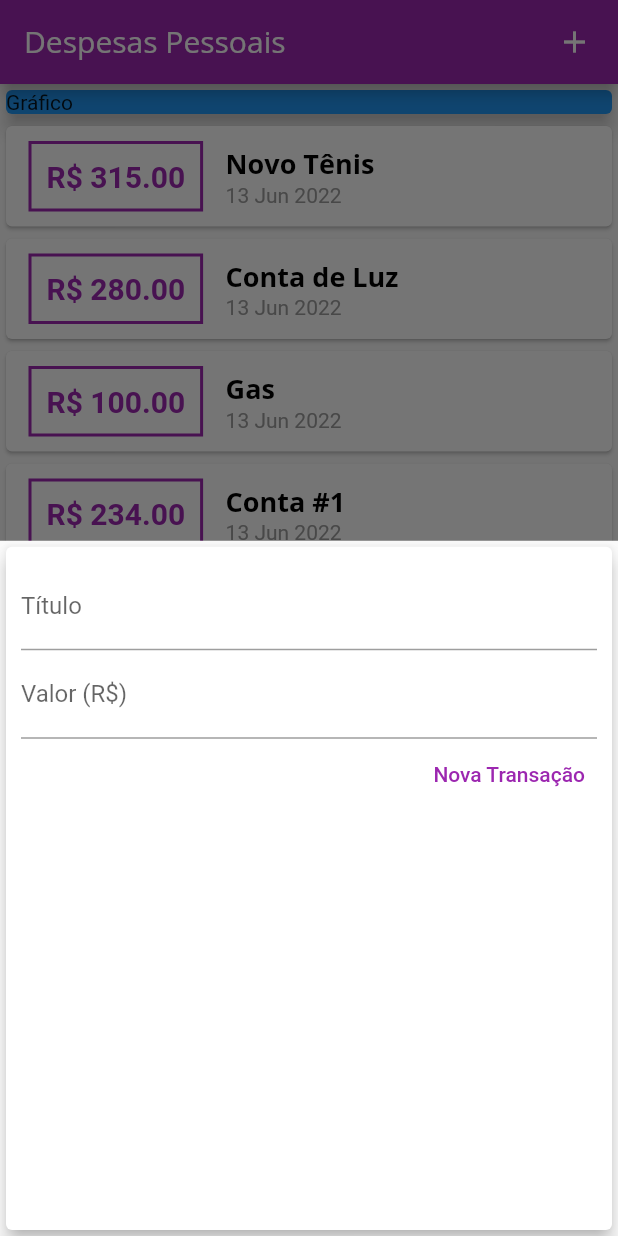
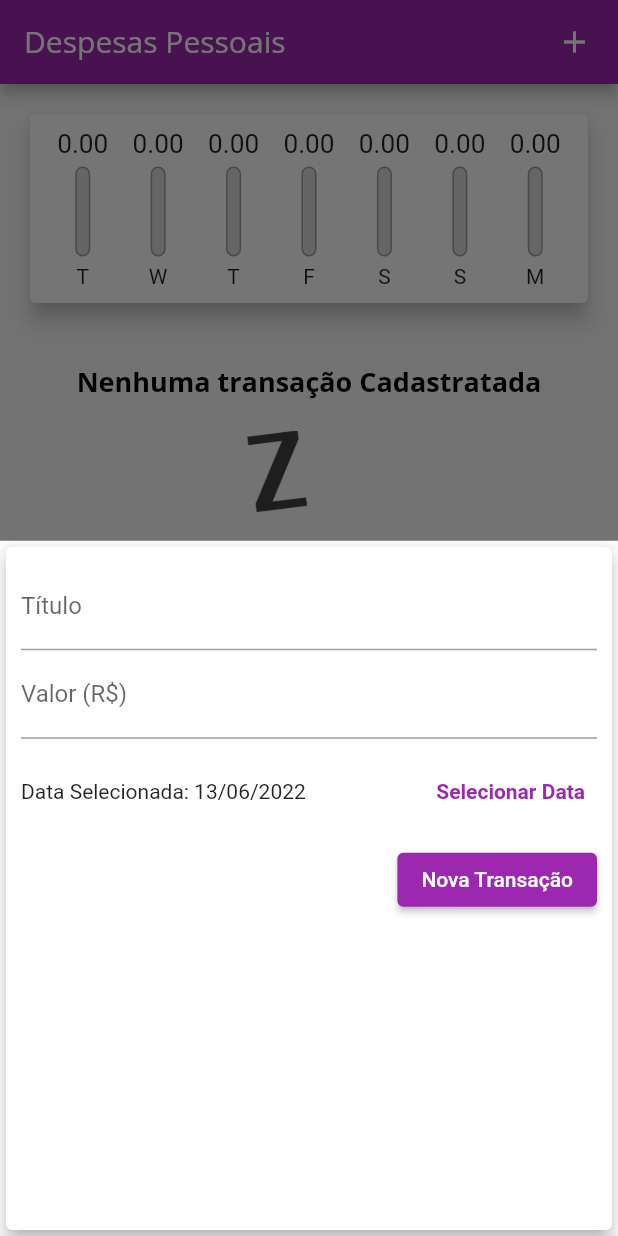
Before and after one commit to cxmarcelo/curso_udemy_expenses_flutter, a Flutter app: the screen it shows after launch, after a tap on the "add" icon, on a phone screen of 412 x 824 dp. Run offline on Flutter 3.47's test engine with Material 2 defaults, Android fonts, the phone set to English and light mode, and no system bars.

Commit message:
Modulo concludio

```diff
--- /dev/null
+++ b/lib/components/chart.dart
@@ -0,0 +1,68 @@
+import 'package:expenses/components/chart_bar.dart';
+import 'package:expenses/models/transaction.dart';
+import 'package:flutter/material.dart';
+import 'package:intl/intl.dart';
+
+class Chart extends StatelessWidget {
+  final List<Transaction> recentTransaction;
+
+  const Chart(this.recentTransaction, {Key? key}) : super(key: key);
+
+  List<Map<String, Object>> get groupedTransactions {
+    return List.generate(7, (index) {
+      final weekDay = DateTime.now().subtract(
+        Duration(days: index),
+      );
+
+      double totalSum = 0.0;
+
+      for (var i = 0; i < recentTransaction.length; i++) {
+        bool sameDay = recentTransaction[i].date.day == weekDay.day;
+        bool sameMonth = recentTransaction[i].date.month == weekDay.month;
+        bool sameYear = recentTransaction[i].date.year == weekDay.year;
+
+        if (sameDay && sameMonth && sameYear) {
+          totalSum += recentTransaction[i].value;
+        }
+      }
+
+      return {
+        "day": DateFormat.E().format(weekDay)[0],
+        "value": totalSum,
+      };
+    }).reversed.toList();
+  }
+
+  double get _weekTotalValue {
+    return groupedTransactions.fold(0.0, (sum, tr) {
+      return sum + (tr['value'] as double);
+    });
+  }
+
+  @override
+  Widget build(BuildContext context) {
+    groupedTransactions;
+    return Card(
+      elevation: 6,
+      margin: EdgeInsets.all(20),
+      child: Padding(
+        padding: const EdgeInsets.all(10.0),
+        child: Row(
+          mainAxisAlignment: MainAxisAlignment.spaceAround,
+          children: groupedTransactions.map((tr) {
+            return Flexible(
+              fit: FlexFit.tight,
+              child: ChartBar(
+                tr['day'].toString(),
+                tr['value'] as double,
+                _weekTotalValue == 0
+                    ? 0
+                    : (tr['value'] as double) / _weekTotalValue,
+              ),
+            );
+          }).toList(),
+        ),
+      ),
+    );
+  }
+}
--- /dev/null
+++ b/lib/components/chart_bar.dart
@@ -0,0 +1,58 @@
+import 'package:flutter/cupertino.dart';
+import 'package:flutter/material.dart';
+import 'package:flutter/src/foundation/key.dart';
+import 'package:flutter/src/widgets/framework.dart';
+
+class ChartBar extends StatelessWidget {
+  final String label;
+  final double value;
+  final double percentage;
+
+  const ChartBar(this.label, this.value, this.percentage, {Key? key})
+      : super(key: key);
+
+  @override
+  Widget build(BuildContext context) {
+    return Column(
+      children: [
+        SizedBox(
+          height: 20,
+          child: FittedBox(
+            child: Text(value.toStringAsFixed(2)),
+          ),
+        ),
+        const SizedBox(height: 5),
+        Container(
+          height: 60,
+          width: 10,
+          child: Stack(
+            alignment: Alignment.bottomCenter,
+            children: [
+              Container(
+                decoration: BoxDecoration(
+                  border: Border.all(
+                    color: Colors.grey,
+                    width: 1.0,
+                  ),
+                  color: const Color.fromRGBO(220, 220, 220, 1),
+                  borderRadius: BorderRadius.circular(5),
+                ),
+              ),
+              FractionallySizedBox(
+                heightFactor: percentage,
+                child: Container(
+                  decoration: BoxDecoration(
+                    color: Theme.of(context).colorScheme.primary,
+                    borderRadius: BorderRadius.circular(5),
+                  ),
+                ),
+              )
+            ],
+          ),
+        ),
+        const SizedBox(height: 5),
+        Text(label),
+      ],
+    );
+  }
+}
--- a/lib/components/transaction_form.dart
+++ b/lib/components/transaction_form.dart
@@ -1,7 +1,8 @@
 import 'package:flutter/material.dart';
+import 'package:intl/intl.dart';
 
 class TransactionForm extends StatefulWidget {
-  final void Function(String, double) onSubmit;
+  final void Function(String, double, DateTime) onSubmit;
 
   const TransactionForm(this.onSubmit, {Key? key}) : super(key: key);
 
@@ -10,19 +11,36 @@ class TransactionForm extends StatefulWidget {
 }
 
 class _TransactionFormState extends State<TransactionForm> {
-  final titleController = TextEditingController();
-
-  final valueController = TextEditingController();
+  final _titleController = TextEditingController();
+  final _valueController = TextEditingController();
+  DateTime? _selectedDate = DateTime.now();
 
   _submitForm() {
-    final title = titleController.text;
-    final value = double.tryParse(valueController.text) ?? 0.0;
+    final title = _titleController.text;
+    final value = double.tryParse(_valueController.text) ?? 0.0;
 
-    if(title.isEmpty || value <= 0) {
+    if (title.isEmpty || value <= 0 || _selectedDate == null) {
       return;
     }
 
-    widget.onSubmit(title, value);
+    widget.onSubmit(title, value, _selectedDate!);
+  }
+
+  _showDatePicker() {
+    showDatePicker(
+      context: context,
+      initialDate: DateTime.now(),
+      firstDate: DateTime(2019),
+      lastDate: DateTime.now(),
+    ).then((pickedDate) {
+      if (pickedDate == null) {
+        return;
+      }
+
+      setState(() {
+        _selectedDate = pickedDate;
+      });
+    });
   }
 
   @override
@@ -34,24 +52,53 @@ class _TransactionFormState extends State<TransactionForm> {
         child: Column(
           children: [
             TextField(
-              controller: titleController,
+              controller: _titleController,
               onSubmitted: (_) => _submitForm(),
               decoration: InputDecoration(labelText: "Título"),
             ),
             TextField(
-              controller: valueController,
+              controller: _valueController,
               keyboardType:
                   const TextInputType.numberWithOptions(decimal: true),
               onSubmitted: (_) => _submitForm(),
               decoration: InputDecoration(labelText: "Valor (R\$)"),
             ),
+            Container(
+              height: 70,
+              child: Row(
+                children: [
+                  Expanded(
+                    child: Text(
+                      _selectedDate == null
+                          ? "Nenhuma data selecionada!"
+                          : "Data Selecionada: ${DateFormat("dd/MM/y").format(_selectedDate!)}",
+                    ),
+                  ),
+                  TextButton(
+                    style: TextButton.styleFrom(
+                        primary: Theme.of(context).colorScheme.primary),
+                    onPressed: _showDatePicker,
+                    child: const Text(
+                      "Selecionar Data",
+                      style: TextStyle(fontWeight: FontWeight.bold),
+                    ),
+                  ),
+                ],
+              ),
+            ),
             Row(
               mainAxisAlignment: MainAxisAlignment.end,
               children: [
-                TextButton(
-                  style: TextButton.styleFrom(primary: Colors.purple),
+                ElevatedButton(
+                  style: TextButton.styleFrom(
+                      primary: Theme.of(context).colorScheme.primary),
                   onPressed: _submitForm,
-                  child: const Text("Nova Transação"),
+                  child: const Text(
+                    "Nova Transação",
+                    style: TextStyle(
+                      color: Colors.white,
+                    ),
+                  ),
                 ),
               ],
             ),
--- a/lib/components/transaction_list.dart
+++ b/lib/components/transaction_list.dart
@@ -3,56 +3,73 @@ import 'package:flutter/material.dart';
 import 'package:intl/intl.dart';
 
 class TransactionList extends StatelessWidget {
-  const TransactionList(this.transactions, {Key? key}) : super(key: key);
+  final List<Transaction> transactions;
+  final void Function(String) _onRemove;
 
-  final List<Transaction> transactions;
+  const TransactionList(this.transactions, this._onRemove, {Key? key})
+      : super(key: key);
 
   @override
   Widget build(BuildContext context) {
     return SizedBox(
       height: 300,
-      child: ListView.builder(
+      child: transactions.isEmpty
+          ? Column(
+              children: [
+                const SizedBox(
+                  height: 20,
+                ),
+                Text(
+                  "Nenhuma transação Cadastratada",
+                  style: Theme.of(context).textTheme.headline6,
+                ),
+                const SizedBox(
+                  height: 20,
+                ),
+                SizedBox(
+                  height: 200,
+                  child: Image.asset(
+                    "assets/images/waiting.png",
+                    fit: BoxFit.cover,
+                  ),
+                ),
+              ],
+            )
+          : ListView.builder(
               itemCount: transactions.length,
               itemBuilder: (ctx, index) {
                 final tr = transactions[index];
                 return Card(
-            child: Row(children: [
-              Container(
-                margin: EdgeInsets.symmetric(
-                  horizontal: 15,
-                  vertical: 10,
-                ),
-                decoration: BoxDecoration(
-                    border: Border.all(
-                  color: Theme.of(context).colorScheme.primary,
-                  width: 2,
-                )),
-                padding: EdgeInsets.all(10),
+                  elevation: 5,
+                  margin:
+                      const EdgeInsets.symmetric(vertical: 8, horizontal: 5),
+                  child: ListTile(
+                    leading: CircleAvatar(
+                      backgroundColor: Theme.of(context).colorScheme.primary,
+                      radius: 30,
+                      child: Padding(
+                        padding: const EdgeInsets.all(6.0),
+                        child: FittedBox(
                           child: Text(
-                  "R\$ ${tr.value.toStringAsFixed(2)}",
-                  style: TextStyle(
-                    fontWeight: FontWeight.bold,
-                    fontSize: 20,
-                    color: Theme.of(context).colorScheme.primary,
+                            "R\$${tr.value}",
+                            style: const TextStyle(color: Colors.white),
                           ),
                         ),
                       ),
-              Column(
-                crossAxisAlignment: CrossAxisAlignment.start,
-                children: [
-                  Text(
+                    ),
+                    title: Text(
                       tr.title,
                       style: Theme.of(context).textTheme.headline6,
                     ),
-                  Text(
-                    DateFormat('d MMM y').format(tr.date),
-                    style: TextStyle(
-                      color: Colors.grey,
+                    subtitle: Text(DateFormat('d MMM y').format(tr.date)),
+                    trailing: IconButton(
+                      icon: const Icon(Icons.delete),
+                      color: Theme.of(context).errorColor,
+                      onPressed: () {
+                        _onRemove(tr.id);
+                      },
                     ),
                   ),
-                ],
-              ),
-            ]),
                 );
               },
             ),
--- a/lib/main.dart
+++ b/lib/main.dart
@@ -1,5 +1,6 @@
 import 'dart:math';
 
+import 'package:expenses/components/chart.dart';
 import 'package:expenses/components/transaction_form.dart';
 import 'package:expenses/components/transaction_list.dart';
 import 'package:expenses/models/transaction.dart';
@@ -32,10 +33,11 @@ class ExpensesApp extends StatelessWidget {
             ),
           ),
           appBarTheme: theme.appBarTheme.copyWith(
-          titleTextStyle: const TextStyle(fontFamily: "OpenSans", fontSize: 20,),
-
-        )
+            titleTextStyle: const TextStyle(
+              fontFamily: "OpenSans",
+              fontSize: 20,
             ),
+          )),
     );
   }
 }
@@ -48,39 +50,53 @@ class HomePage extends StatefulWidget {
 }
 
 class _HomePageState extends State<HomePage> {
-  final _transactions = [
+  final List<Transaction> _transactions = [
+    /*
+    Transaction(
+      id: "t0",
+      title: "Novo Tênis",
+      value: 315.00,
+      date: DateTime.now().subtract(const Duration(days: 33)),
+    ),
     Transaction(
       id: "t1",
       title: "Novo Tênis",
       value: 315.00,
-      date: DateTime.now(),
+      date: DateTime.now().subtract(const Duration(days: 3)),
     ),
     Transaction(
       id: "t2",
       title: "Conta de Luz",
       value: 280.00,
-      date: DateTime.now(),
+      date: DateTime.now().subtract(const Duration(days: 2)),
     ),
     Transaction(
       id: "t3",
       title: "Gas",
       value: 100.00,
-      date: DateTime.now(),
+      date: DateTime.now().subtract(const Duration(days: 5)),
     ),
     Transaction(
       id: "t4",
       title: "Conta #1",
       value: 234.00,
-      date: DateTime.now(),
+      date: DateTime.now().subtract(const Duration(days: 6)),
     ),
+    */
   ];
 
-  _addTranasction(String title, double value) {
+  List<Transaction> get _recentTransactions {
+    return _transactions.where((tr) {
+      return tr.date.isAfter(DateTime.now().subtract(const Duration(days: 7)));
+    }).toList();
+  }
+
+  _addTranasction(String title, double value, DateTime date) {
     final newTransaction = Transaction(
       id: Random().nextDouble().toString(),
       title: title,
       value: value,
-      date: DateTime.now(),
+      date: date,
     );
 
     setState(() {
@@ -88,6 +104,12 @@ class _HomePageState extends State<HomePage> {
     });
 
     Navigator.of(context).pop();
+  }
+
+  _removeTransaction(String id) {
+    setState(() {
+      _transactions.removeWhere((tr) => tr.id == id);
+    });
   }
 
   _openTransactionModal(BuildContext context) {
@@ -119,14 +141,8 @@ class _HomePageState extends State<HomePage> {
         child: Column(
           crossAxisAlignment: CrossAxisAlignment.stretch,
           children: [
-            Container(
-              child: Card(
-                color: Colors.blue,
-                elevation: 5,
-                child: Text("Gráfico"),
-              ),
-            ),
-            TransactionList(_transactions),
+            Chart(_recentTransactions),
+            TransactionList(_transactions, _removeTransaction),
           ],
         ),
       ),
--- a/pubspec.yaml
+++ b/pubspec.yaml
@@ -59,8 +59,8 @@ flutter:
   uses-material-design: true
 
   # To add assets to your application, add an assets section, like this:
-  # assets:
-  #   - images/a_dot_burr.jpeg
+  assets:
+    - assets/images/waiting.png
   #   - images/a_dot_ham.jpeg
 
   # An image asset can refer to one or more resolution-specific "variants", see
```
Also changed, not shown: assets/images/waiting.png (added). Lines whose indentation alone changed are shown as unchanged.
